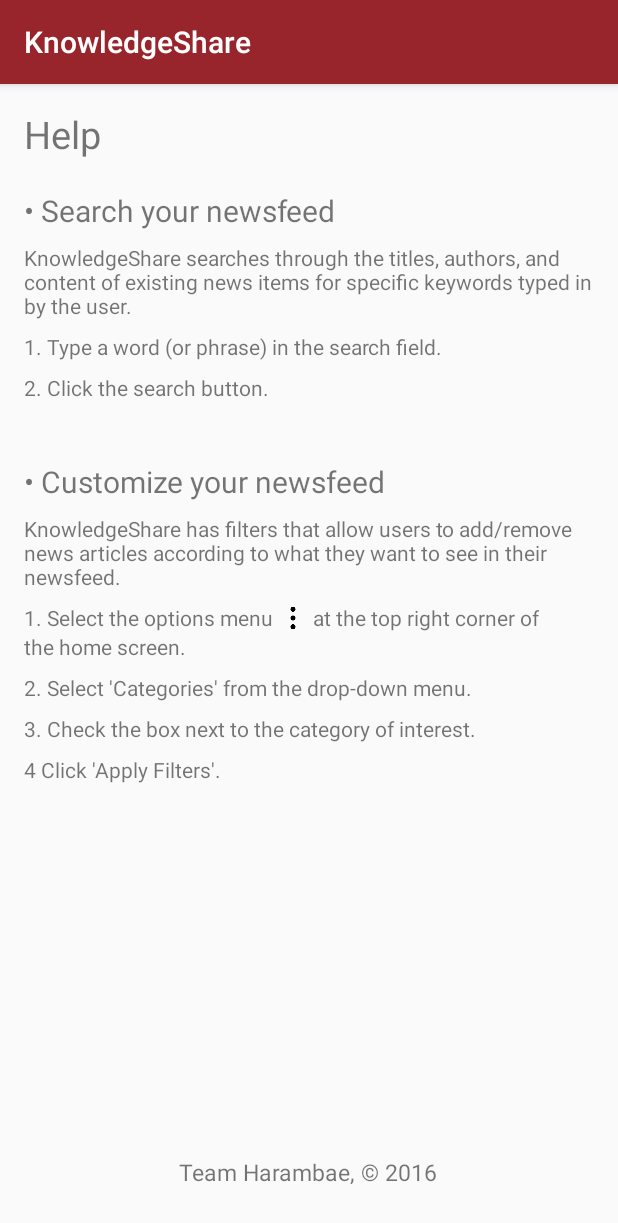
After one commit to CS262C-Harambae/KnowledgeShare, an Android app: the HelpActivity screen opened directly, with no data from a screen before it, on a phone screen of 412 x 824 dp. The commit adds this screen. Shown: the top 1223 px of the screen. Run offline under Robolectric (Android 15) with nearby library versions, the phone set to English and light mode, and no system bars.

Commit message:
Added help screen

```diff
--- a/app/src/main/AndroidManifest.xml
+++ b/app/src/main/AndroidManifest.xml
@@ -25,6 +25,7 @@
                 android:resource="@xml/searchable"/>
         </activity>
         <activity android:name=".AboutActivity" />
+        <activity android:name=".HelpActivity" />
         <activity android:name=".NewsCardActivity" />
         <activity android:name=".SettingsActivity" />
     </application>
--- /dev/null
+++ b/app/src/main/java/edu/calvin/harambe/knowledgeshare/HelpActivity.java
@@ -0,0 +1,24 @@
+package edu.calvin.harambe.knowledgeshare;
+
+/**
+ * About Activity (AboutActivity.java)
+ * This class provides the workings for the About Activity
+ *
+ * @version: 1.0 (Fall, 2016)
+ */
+
+// Imports
+
+import android.os.Bundle;
+import android.support.v7.app.AppCompatActivity;
+
+// Activity class
+public class HelpActivity extends AppCompatActivity {
+
+    // Initialize activity
+    @Override
+    protected void onCreate(Bundle savedInstanceState) {
+        super.onCreate(savedInstanceState);
+        setContentView(R.layout.activity_help);
+    }
+}
--- a/app/src/main/java/edu/calvin/harambe/knowledgeshare/NewsActivity.java
+++ b/app/src/main/java/edu/calvin/harambe/knowledgeshare/NewsActivity.java
@@ -326,9 +326,13 @@ public class NewsActivity extends AppCompatActivity {
             case R.id.aboutActivity:
                 startActivity(new Intent(NewsActivity.this, AboutActivity.class));
                 return true;
+            case R.id.helpActivity:
+                startActivity(new Intent(NewsActivity.this, HelpActivity.class));
+                return true;
             case R.id.categoryFragment:
                 //getFragmentManager().beginTransaction().replace(android.R.id.content, new CategoriesFragment()).commit();
                 startActivity(new Intent(NewsActivity.this, SettingsActivity.class));
+                return true;
             default:
                 return super.onOptionsItemSelected(item);
         }
--- a/app/src/main/res/layout/activity_about.xml
+++ b/app/src/main/res/layout/activity_about.xml
@@ -17,7 +17,7 @@
         android:id="@+id/aboutLabel"
         android:layout_alignParentTop="true"
         android:layout_alignParentStart="true"
-        android:textSize="30dp" />
+        android:textSize="25dp" />
 
     <TextView
         android:layout_width="wrap_content"
@@ -43,7 +43,7 @@
         android:layout_height="wrap_content"
         android:text="Team Harambae, © 2016"
         android:id="@+id/copyrightLabel"
-        android:textSize="20dp"
+        android:textSize="15dp"
         android:textAlignment="center"
         android:layout_alignParentBottom="true"
         android:layout_centerHorizontal="true"
--- /dev/null
+++ b/app/src/main/res/layout/activity_help.xml
@@ -0,0 +1,137 @@
+<?xml version="1.0" encoding="utf-8"?>
+<RelativeLayout xmlns:android="http://schemas.android.com/apk/res/android"
+    xmlns:app="http://schemas.android.com/apk/res-auto"
+    xmlns:tools="http://schemas.android.com/tools"
+    android:layout_width="match_parent"
+    android:layout_height="match_parent"
+    android:paddingBottom="@dimen/activity_vertical_margin"
+    android:paddingLeft="@dimen/activity_horizontal_margin"
+    android:paddingRight="@dimen/activity_horizontal_margin"
+    android:paddingTop="@dimen/activity_vertical_margin"
+    tools:context="edu.calvin.harambe.knowledgeshare.AboutActivity">
+
+    <TextView
+        android:layout_width="wrap_content"
+        android:layout_height="wrap_content"
+        android:text="Help"
+        android:id="@+id/aboutLabel"
+        android:layout_alignParentTop="true"
+        android:layout_alignParentStart="true"
+        android:textSize="25dp" />
+
+    <TextView
+        android:layout_width="wrap_content"
+        android:layout_height="wrap_content"
+        android:text="• Search your newsfeed"
+        android:id="@+id/searchNewsfeedLabel"
+        android:layout_below="@+id/aboutLabel"
+        android:layout_marginTop="20dp"
+        android:textSize="20dp" />
+    <TextView
+        android:layout_width="wrap_content"
+        android:layout_height="wrap_content"
+        android:text="KnowledgeShare searches through the titles, authors, and content of existing news items for specific keywords typed in by the user."
+        android:id="@+id/searchNewsfeedInfoLabel"
+        android:layout_below="@+id/searchNewsfeedLabel"
+        android:layout_marginTop="8dp"
+        android:textSize="14dp" />
+    <TextView
+        android:layout_width="wrap_content"
+        android:layout_height="wrap_content"
+        android:text="1. Type a word (or phrase) in the search field."
+        android:id="@+id/searchNewsfeedStep1Label"
+        android:layout_below="@+id/searchNewsfeedInfoLabel"
+        android:layout_marginTop="8dp"
+        android:textSize="14dp" />
+    <TextView
+        android:layout_width="wrap_content"
+        android:layout_height="wrap_content"
+        android:text="2. Click the search button."
+        android:id="@+id/searchNewsfeedStep2Label"
+        android:layout_below="@+id/searchNewsfeedStep1Label"
+        android:layout_marginTop="8dp"
+        android:textSize="14dp" />
+
+    <TextView
+        android:layout_width="wrap_content"
+        android:layout_height="wrap_content"
+        android:text="• Customize your newsfeed"
+        android:id="@+id/customizeNewsfeedLabel"
+        android:layout_below="@+id/searchNewsfeedStep2Label"
+        android:layout_marginTop="39dp"
+        android:textSize="20dp" />
+    <TextView
+        android:layout_width="wrap_content"
+        android:layout_height="wrap_content"
+        android:text="KnowledgeShare has filters that allow users to add/remove news articles according to what they want to see in their newsfeed."
+        android:id="@+id/customizeNewsfeedInfoLabel"
+        android:layout_below="@+id/customizeNewsfeedLabel"
+        android:layout_marginTop="8dp"
+        android:textSize="14dp" />
+    <TextView
+        android:layout_width="wrap_content"
+        android:layout_height="wrap_content"
+        android:text="1. Select the options menu "
+        android:id="@+id/customizeNewsfeedStep1Label"
+        android:layout_below="@+id/customizeNewsfeedInfoLabel"
+        android:layout_marginTop="8dp"
+        android:textSize="14dp" />
+    <ImageView
+        android:layout_width="20dp"
+        android:layout_height="20dp"
+        android:layout_below="@+id/customizeNewsfeedInfoLabel"
+        android:layout_toRightOf="@+id/customizeNewsfeedStep1Label"
+        android:id="@+id/menuImage"
+        android:layout_marginTop="8dp"
+        app:srcCompat="@drawable/menu_icon"/>
+    <TextView
+        android:layout_width="wrap_content"
+        android:layout_height="wrap_content"
+        android:text=" at the top right corner of"
+        android:id="@+id/customizeNewsfeedStep1aLabel"
+        android:layout_below="@+id/customizeNewsfeedInfoLabel"
+        android:layout_toRightOf="@+id/menuImage"
+        android:layout_marginTop="8dp" />
+    <TextView
+        android:layout_width="wrap_content"
+        android:layout_height="wrap_content"
+        android:text="the home screen."
+        android:id="@+id/customizeNewsfeedStep1cLabel"
+        android:layout_below="@+id/customizeNewsfeedStep1Label"
+        android:layout_marginTop="0dp"
+        android:textSize="14dp" />
+    <TextView
+        android:layout_width="wrap_content"
+        android:layout_height="wrap_content"
+        android:text="2. Select 'Categories' from the drop-down menu."
+        android:id="@+id/customizeNewsfeedStep2Label"
+        android:layout_below="@+id/customizeNewsfeedStep1cLabel"
+        android:layout_marginTop="8dp"
+        android:textSize="14dp" />
+    <TextView
+        android:layout_width="wrap_content"
+        android:layout_height="wrap_content"
+        android:text="3. Check the box next to the category of interest."
+        android:id="@+id/customizeNewsfeedStep3Label"
+        android:layout_below="@+id/customizeNewsfeedStep2Label"
+        android:layout_marginTop="8dp"
+        android:textSize="14dp" />
+    <TextView
+        android:layout_width="wrap_content"
+        android:layout_height="wrap_content"
+        android:text="4 Click 'Apply Filters'."
+        android:id="@+id/customizeNewsfeedStep4Label"
+        android:layout_below="@+id/customizeNewsfeedStep3Label"
+        android:layout_marginTop="8dp"
+        android:textSize="14dp" />
+    <TextView
+        android:layout_width="wrap_content"
+        android:layout_height="wrap_content"
+        android:text="Team Harambae, © 2016"
+        android:id="@+id/copyrightLabel"
+        android:textSize="15dp"
+        android:textAlignment="center"
+        android:layout_alignParentBottom="true"
+        android:layout_centerHorizontal="true"
+        android:layout_marginBottom="16dp" />
+</RelativeLayout>
--- a/app/src/main/res/layout/activity_settings.xml
+++ b/app/src/main/res/layout/activity_settings.xml
@@ -4,13 +4,13 @@
     android:layout_height="match_parent">
 
     <TextView
-        android:layout_width="wrap_content"
-        android:layout_height="wrap_content"
-        android:id="@+id/settingsHeading"
-        android:text="Category Filters"
-        android:layout_gravity="center_horizontal"
-        android:layout_marginTop="5dp"
-        android:textSize="20dp" />
+    android:layout_width="wrap_content"
+    android:layout_height="wrap_content"
+    android:id="@+id/settingsHeading"
+    android:text="Category Filters"
+    android:layout_marginLeft="16dp"
+    android:layout_marginTop="5dp"
+    android:textSize="25dp" />
 
     <CheckBox
         android:layout_width="wrap_content"
--- a/app/src/main/res/menu/options_menu.xml
+++ b/app/src/main/res/menu/options_menu.xml
@@ -10,6 +10,8 @@
         myapp:showAsAction="ifRoom"/>
     <item android:id="@+id/categoryFragment"
         android:title="Categories"/>
+    <item android:id="@+id/helpActivity"
+        android:title="Help"/>
     <item android:id="@+id/aboutActivity"
         android:title="About"/>
 </menu>
```
Also changed, not shown: app/src/main/res/drawable/menu_icon.png (added).
